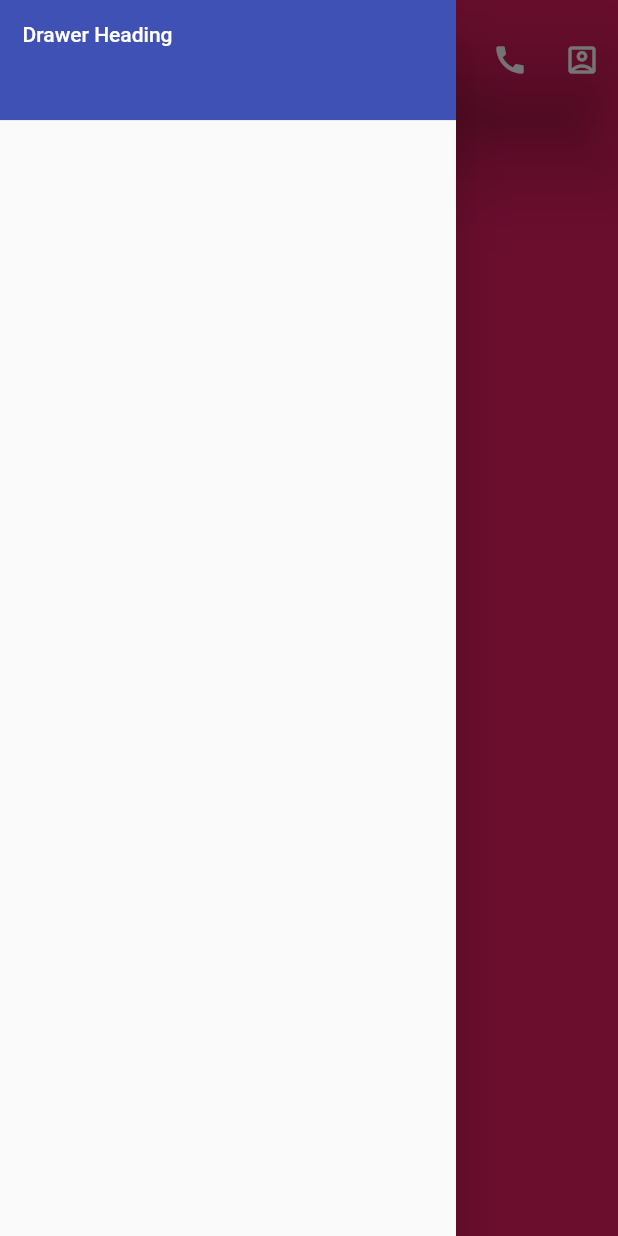
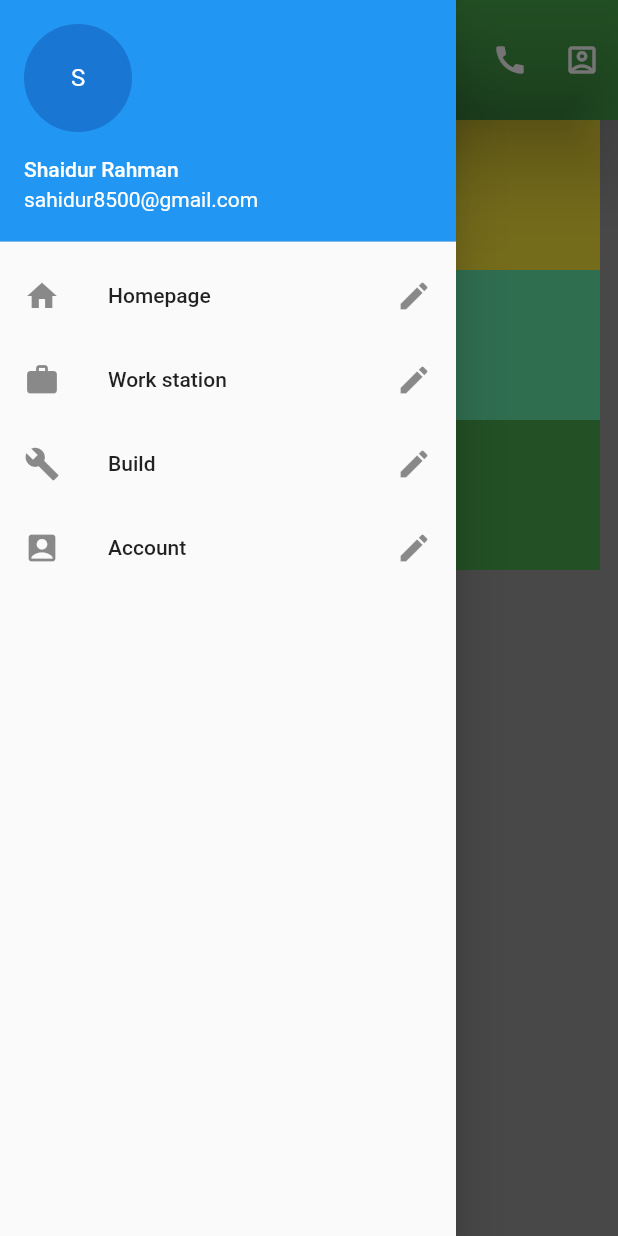
Before and after one commit to sahidur-rahman/flutter_training, a Flutter app: the screen it shows after launch, with the side drawer open, on a phone screen of 412 x 824 dp. Run offline on Flutter 3.47's test engine with Material 2 defaults, Android fonts, the phone set to English and light mode, and no system bars.

Commit message:
Class 8 works update

```diff
--- a/lib/color_work.dart
+++ b/lib/color_work.dart
@@ -4,6 +4,8 @@ import 'package:flutter/cupertino.dart';
 import 'package:flutter/material.dart';
 import 'dart:math' as math;
 
+import 'package:flutter_training/drawer_work.dart';
+import 'package:flutter_training/row_and_column_work.dart';
 
 class ColorWork extends StatelessWidget {
   const ColorWork({Key? key}) : super(key: key);
@@ -13,64 +15,40 @@ class ColorWork extends StatelessWidget {
     return MaterialApp(
       debugShowCheckedModeBanner: false,
       home: Scaffold(
-        extendBodyBehindAppBar: true,
+        extendBodyBehindAppBar: false,
         appBar: AppBar(
           backgroundColor: Colors.transparent,
-          title: Text('Home Page',),
+          title: Text(
+            'Home Page',
+          ),
           elevation: 20,
           toolbarHeight: 80,
           // leading: Icon(Icons.account_balance_outlined),
           actions: [
-            IconButton(onPressed: (){}, icon: Icon(Icons.add)),
-            IconButton(onPressed: (){}, icon: Icon(Icons.call)),
-            IconButton(onPressed: (){}, icon: Icon(Icons.account_box_outlined))
+            IconButton(onPressed: () {}, icon: Icon(Icons.add)),
+            IconButton(onPressed: () {}, icon: Icon(Icons.call)),
+            IconButton(onPressed: () {}, icon: Icon(Icons.account_box_outlined))
           ],
         ),
-
-        drawer: Drawer(
-          child: ListView(
-            padding: EdgeInsets.all(0),
-            children: [
-              Container(
-                height: 80.0,
-                child: DrawerHeader(
-                    child: Text('Drawer Heading', style: TextStyle(color: Colors.white)),
-                    decoration: BoxDecoration(
-                        color: Colors.indigo
-                    ),
-                    margin: EdgeInsets.all(0.0),
-                    padding: EdgeInsets.all(15)
-                  ),
-              ),
-
-            ],
-          ),
-        ),
-
+        drawer: DrawerWork(),
         backgroundColor: Colors.green,
         body: Center(
             child: Container(
           constraints: BoxConstraints.expand(),
-            child: Container(
-              constraints: BoxConstraints.expand(),
           decoration: BoxDecoration(
-                gradient: RadialGradient(
-                  center: Alignment.bottomLeft,
-                  stops: [
-                    0.2, 0.6, 0.8, 1
-                  ],
-                  colors: [
+              gradient: RadialGradient(center: Alignment.bottomLeft, stops: [
+            0.2,
+            0.6,
+            0.8,
+            1
+          ], colors: [
             Colors.greenAccent,
             Colors.blue,
             Colors.yellow,
-                    Colors.pink
-                  ]
-                )
-              ),
-            )
-          ),
-        ),
-
+            Colors.grey
+          ])),
+          child: RowAndColumnWork(),
+        )),
       ),
     );
   }
--- /dev/null
+++ b/lib/drawer_work.dart
@@ -0,0 +1,65 @@
+import 'package:flutter/material.dart';
+
+class DrawerWork extends StatelessWidget {
+  const DrawerWork({Key? key}) : super(key: key);
+
+  @override
+  Widget build(BuildContext context) {
+    return Drawer(
+      child: ListView(
+        children: [
+          UserAccountsDrawerHeader(
+              currentAccountPicture: CircleAvatar(child: Text('S'),),
+              accountName: Text('Shaidur Rahman'),
+              accountEmail: Text('sahidur8500@gmail.com'),
+          ),
+
+          ListTile(
+            leading: Icon(Icons.home),
+            title: Text('Homepage'),
+            trailing: Icon(Icons.edit),
+            onTap: (){
+              print('Tapped from List tile "Homepage"');
+            },
+            onLongPress: (){
+              print('Long pressed in List tile of "Homepage"');
+            },
+          ),
+          ListTile(
+            leading: Icon(Icons.work),
+            title: Text('Work station'),
+            trailing: Icon(Icons.edit),
+            onTap: (){
+              print('Tapped from List tile "Work station"');
+            },
+            onLongPress: (){
+              print('Long pressed in List tile of "Work station"');
+            },
+          ),
+          ListTile(
+            leading: Icon(Icons.build),
+            title: Text('Build'),
+            trailing: Icon(Icons.edit),
+            onTap: (){
+              print('Tapped from List tile "Build"');
+            },
+            onLongPress: (){
+              print('Long pressed in List tile of "Build"');
+            },
+          ),
+          ListTile(
+            leading: Icon(Icons.account_box),
+            title: Text('Account'),
+            trailing: Icon(Icons.edit),
+            onTap: (){
+              print('Tapped from List tile "Account"');
+            },
+            onLongPress: (){
+              print('Long pressed in List tile of "Account"');
+            },
+          ),
+        ],
+      ),
+    );
+  }
+}
--- /dev/null
+++ b/lib/row_and_column_work.dart
@@ -0,0 +1,53 @@
+import 'package:flutter/material.dart';
+
+class RowAndColumnWork extends StatelessWidget {
+  const RowAndColumnWork({Key? key}) : super(key: key);
+
+  @override
+  Widget build(BuildContext context) {
+    return Wrap(
+      children: [
+        Wrap(
+          direction: Axis.horizontal,
+          children: [
+            Container(
+              color: Colors.indigo,
+              height: 100,
+              width: 100,
+            ),
+            Container(
+              color: Colors.red,
+              height: 100,
+              width: 100,
+            ),
+            Container(
+              color: Colors.green,
+              height: 100,
+              width: 100,
+            ),
+          ],
+        ),
+        Wrap(
+          direction: Axis.vertical,
+          children: [
+            Container(
+              color: Colors.yellow,
+              height: 100,
+              width: 100,
+            ),
+            Container(
+              color: Colors.greenAccent,
+              height: 100,
+              width: 100,
+            ),
+            Container(
+              color: Colors.green,
+              height: 100,
+              width: 100,
+            ),
+          ],
+        )
+      ],
+    );
+  }
+}
```
Lines whose indentation alone changed are shown as unchanged.
